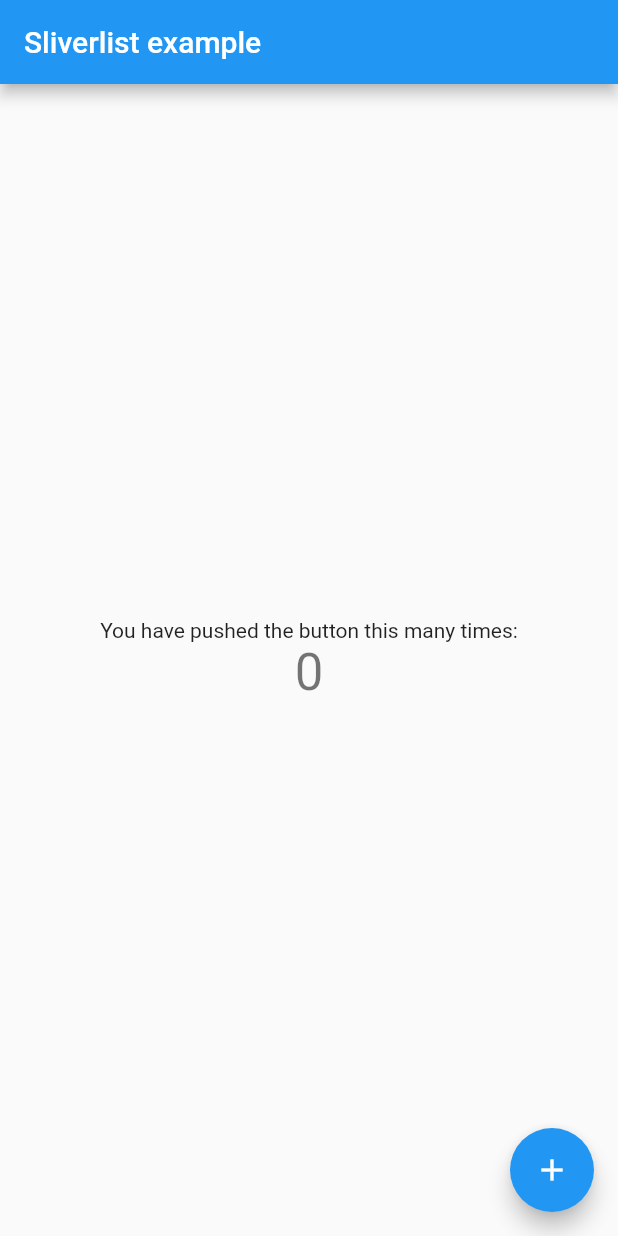
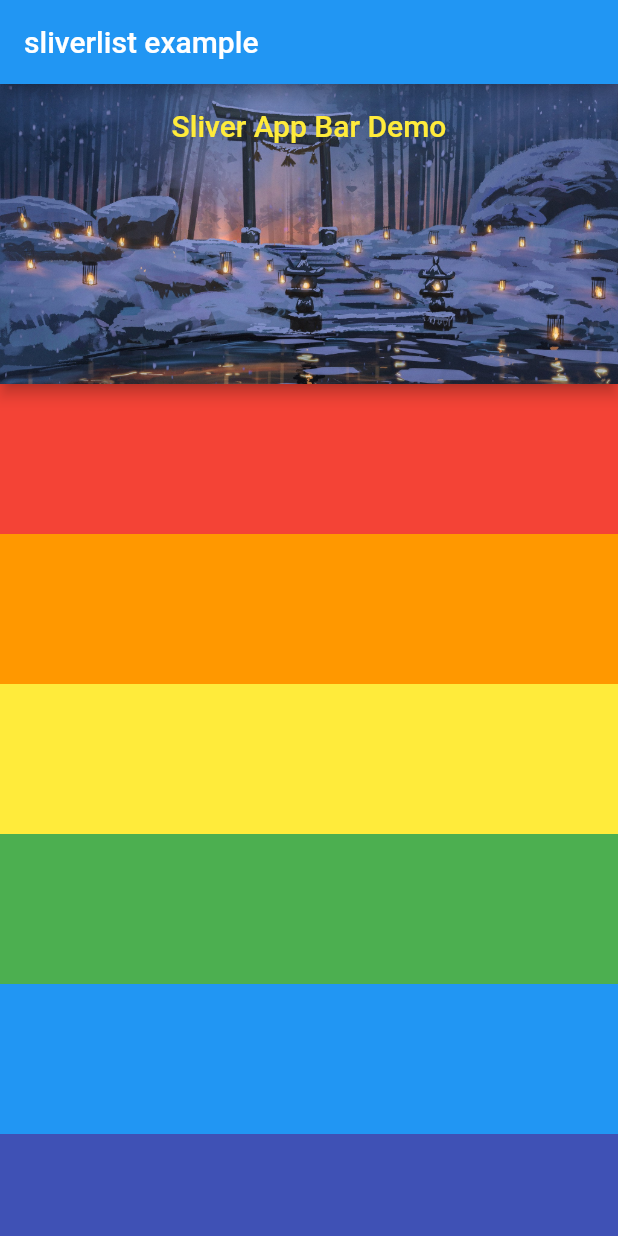
Before and after one commit to RickyJian/arc, a Flutter app: the screen it shows after launch, on a phone screen of 412 x 824 dp. Run offline on Flutter 3.47's test engine with Material 2 defaults, Android fonts, the phone set to English and light mode, and no system bars; our stand-ins replace bloc, equatable, flutter_bloc, flutter_swiper, rxdart, sizer.

Commit message:
complete sliver list

```diff
--- a/sliverlist/lib/main.dart
+++ b/sliverlist/lib/main.dart
@@ -8,63 +8,101 @@ class MyApp extends StatelessWidget {
   @override
   Widget build(BuildContext context) {
     return MaterialApp(
-      title: 'Flutter Demo',
+      title: 'Sliverlist Example',
       theme: ThemeData(
         primarySwatch: Colors.blue,
       ),
-      home: MyHomePage(title: 'Sliverlist example'),
+      home: MyHomePage(),
     );
   }
 }
 
 class MyHomePage extends StatefulWidget {
-  MyHomePage({Key key, this.title}) : super(key: key);
-
-  final String title;
-
   @override
   _MyHomePageState createState() => _MyHomePageState();
 }
 
 class _MyHomePageState extends State<MyHomePage> {
-  int _counter = 0;
-
-  void _incrementCounter() {
-    setState(() {
-      // This call to setState tells the Flutter framework that something has
-      // changed in this State, which causes it to rerun the build method below
-      // so that the display can reflect the updated values. If we changed
-      // _counter without calling setState(), then the build method would not be
-      // called again, and so nothing would appear to happen.
-      _counter++;
-    });
-  }
-
   @override
   Widget build(BuildContext context) {
     return Scaffold(
       appBar: AppBar(
-        title: Text(widget.title),
+        title: Text("sliverlist example"),
       ),
-      body: Center(
-        child: Column(
-          mainAxisAlignment: MainAxisAlignment.center,
-          children: <Widget>[
-            Text(
-              'You have pushed the button this many times:',
+      body: CustomScrollView(
+        slivers: <Widget>[
+          SliverAppBar(
+            title: Center(
+              child: Text(
+                'Sliver App Bar Demo',
+                style: TextStyle(
+                  color: Colors.yellow,
+                ),
+              ),
             ),
-            Text(
-              '$_counter',
-              style: Theme.of(context).textTheme.headline4,
+            expandedHeight: 200,
+            flexibleSpace: FlexibleSpaceBar(
+              background: Image.asset(
+                'assets/header_background.jpg',
+                fit: BoxFit.cover,
+              ),
             ),
-          ],
-        ),
+            forceElevated: true,
+            // floating: true,
+            // snap: true,
+            pinned: true,
+          ),
+          SliverFixedExtentList(
+            itemExtent: 100,
+            delegate: SliverChildListDelegate(
+              [
+                Container(
+                  color: Colors.red,
+                ),
+                Container(
+                  color: Colors.orange,
+                ),
+                Container(
+                  color: Colors.yellow,
+                ),
+                Container(
+                  color: Colors.green,
+                ),
+                Container(
+                  color: Colors.blue,
+                ),
+                Container(
+                  color: Colors.indigo,
+                ),
+                Container(
+                  color: Colors.purple,
+                ),
+                Container(
+                  color: Colors.red,
+                ),
+                Container(
+                  color: Colors.orange,
+                ),
+                Container(
+                  color: Colors.yellow,
+                ),
+                Container(
+                  color: Colors.green,
+                ),
+                Container(
+                  color: Colors.blue,
+                ),
+                Container(
+                  color: Colors.indigo,
+                ),
+                Container(
+                  color: Colors.purple,
+                )
+              ],
+            ),
+          ),
+        ],
       ),
-      floatingActionButton: FloatingActionButton(
-        onPressed: _incrementCounter,
-        tooltip: 'Increment',
-        child: Icon(Icons.add),
-      ), // This trailing comma makes auto-formatting nicer for build methods.
     );
   }
 }
--- a/sliverlist/pubspec.yaml
+++ b/sliverlist/pubspec.yaml
@@ -19,3 +19,6 @@ dev_dependencies:
 
 flutter:
   uses-material-design: true
+
+  assets:
+    - assets/header_background.jpg
```
Also changed, not shown: sliverlist/assets/header_background.jpg (added), 1 other file.
